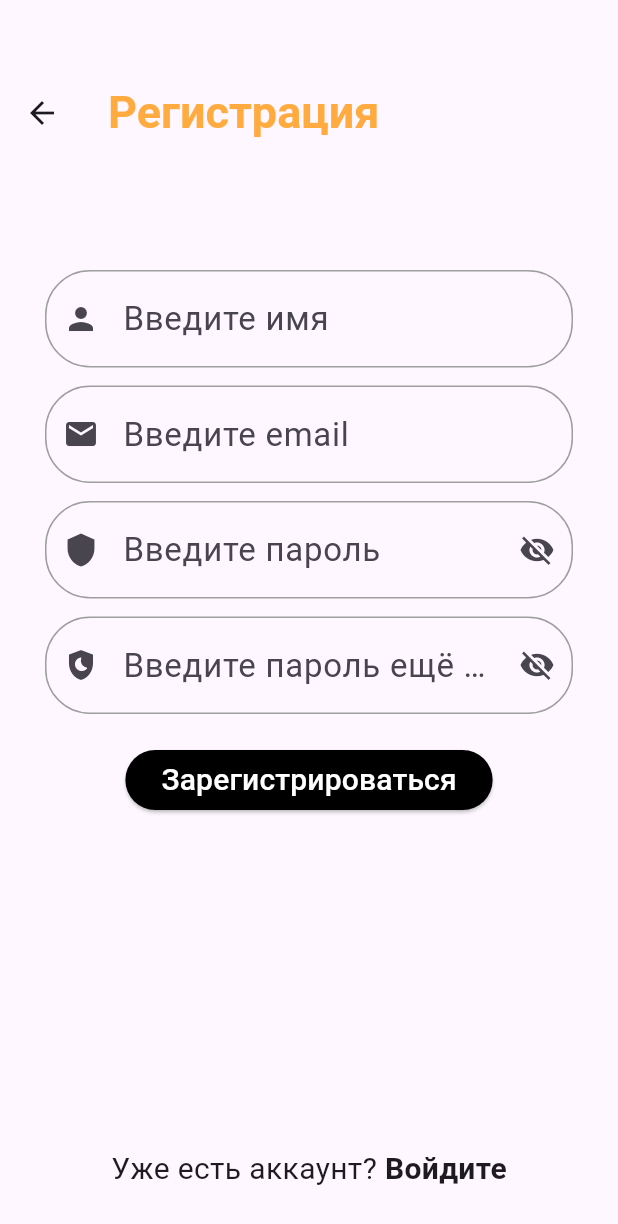
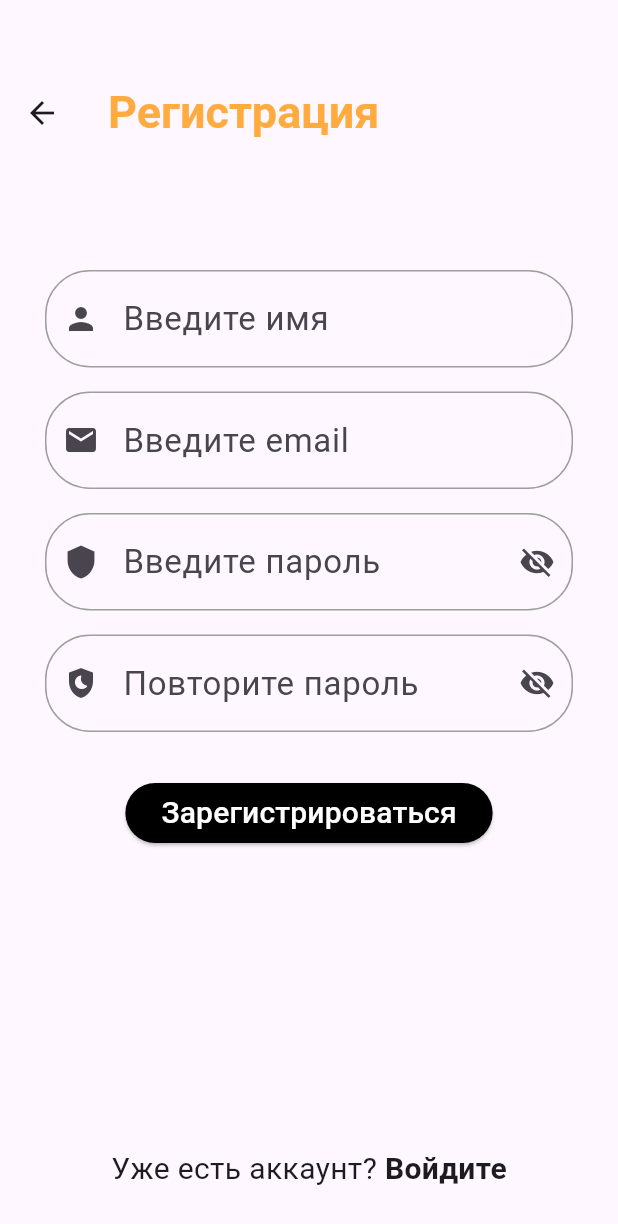
Before and after one commit to Anton-Su/krostplaform_practices, a Flutter app: the screen it shows after launch, after a tap on "Войти", after a tap on "Зарегистрируйтесь", on a phone screen of 412 x 824 dp. Shown: the top 1224 px of the screen. Run offline on Flutter 3.47's test engine with Material 3 defaults, Android fonts, the light colour scheme and no system bars.

Commit message:
full work 5

```diff
--- a/lib/pages/login_page.dart
+++ b/lib/pages/login_page.dart
@@ -72,7 +72,7 @@ class _LoginPageState extends State<LoginPage> {
                     isProtected: false,
                     type: 'Email',
                   ),
-                  const SizedBox(height: 12),
+                  const SizedBox(height: 16),
                   CustomTextFormField(
                     controller: _passwordController,
                     isProtected: true,
--- a/lib/pages/profile_page.dart
+++ b/lib/pages/profile_page.dart
@@ -85,19 +85,19 @@ class _ProfilePageState extends State<ProfilePage> {
                     controller: _nameController,
                     type: 'Name',
                   ),
-                  const SizedBox(height: 12),
+                  const SizedBox(height: 16),
                   CustomTextFormField(
                     controller: _emailController,
                     isProtected: false,
                     type: 'Email',
                   ),
-                  const SizedBox(height: 12),
+                  const SizedBox(height: 16),
                   CustomTextFormField(
                     controller: _passwordController,
                     isProtected: true,
                     type: 'Password',
                   ),
-                  const SizedBox(height: 12),
+                  const SizedBox(height: 16),
                   CustomTextFormField(
                     controller: _passwordController,
                     isProtected: true,
--- a/lib/pages/register_page.dart
+++ b/lib/pages/register_page.dart
@@ -81,25 +81,25 @@ class _RegisterPageState extends State<RegisterPage> {
                     controller: _nameController,
                     type: 'Name',
                   ),
-                  const SizedBox(height: 12),
+                  const SizedBox(height: 16),
                   CustomTextFormField(
                     controller: _emailController,
                     isProtected: false,
                     type: 'Email',
                   ),
-                  const SizedBox(height: 12),
+                  const SizedBox(height: 16),
                   CustomTextFormField(
                     controller: _passwordController,
                     isProtected: true,
                     type: 'Password',
                   ),
-                  const SizedBox(height: 12),
+                  const SizedBox(height: 16),
                   CustomTextFormField(
                     controller: _passwordController,
                     isProtected: true,
                     type: 'ConfirmPassword',
                   ),
-                  const SizedBox(height: 20),
+                  const SizedBox(height: 30),
                   ElevatedButton(
                     style: ElevatedButton.styleFrom(
                       backgroundColor: Colors.black,
--- a/lib/widgets/text_field.dart
+++ b/lib/widgets/text_field.dart
@@ -42,7 +42,7 @@ class _CustomTextFormFieldState extends State<CustomTextFormField>{
             "Name" => "Введите имя",
             "Email" => "Введите email",
             "Password" => "Введите пароль",
-            "ConfirmPassword" => "Введите пароль ещё раз",
+            "ConfirmPassword" => "Повторите пароль",
             String() => "Введите чёрт знает что",
           },
           border: OutlineInputBorder(
```
